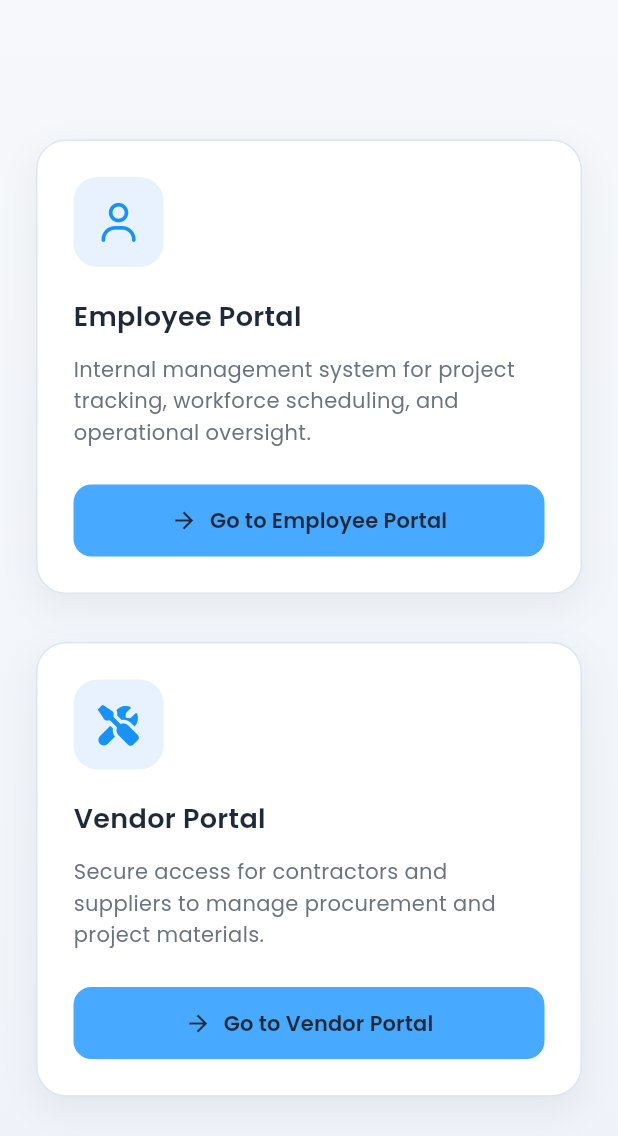
After one commit to ankitk611/llroombooker_app, a Flutter app: the PortalSelectionPage screen opened directly, on a phone screen of 412 x 824 dp. The commit adds this screen. Shown: the top 1136 px of the screen. Run offline on Flutter 3.47's test engine with Material 3 defaults, Android fonts, the phone set to English and light mode, and no system bars; our stand-ins replace font_awesome_flutter, google_fonts, lottie, shared_preferences, table_calendar, webview_flutter; accounts and stored records are empty.

Commit message:
webview created

```diff
--- a/lib/main.dart
+++ b/lib/main.dart
@@ -1,5 +1,6 @@
 import 'package:flutter/material.dart';
 import 'package:roombooker/core/constants/theme.dart';
+import 'package:roombooker/views/pages/my_profile.dart';
 import 'package:roombooker/views/splash_view.dart';
 
 
--- a/lib/views/pages/my_profile.dart
+++ b/lib/views/pages/my_profile.dart
@@ -5,6 +5,7 @@ import 'package:google_fonts/google_fonts.dart';
 import 'package:roombooker/core/constants/values.dart';
 import 'package:roombooker/views/pages/all_bookings_page.dart';
 import 'package:roombooker/views/pages/create_booking_page.dart';
+import 'package:roombooker/views/pages/web_view_page.dart';
 import 'package:roombooker/widgets/app_drawer.dart';
 import 'package:roombooker/widgets/navbar_widget.dart';
 import 'dart:convert';
@@ -128,6 +129,17 @@ class _ProfilePageState extends State<ProfilePage> {
     return Column(
       crossAxisAlignment: CrossAxisAlignment.start,
       children: [
+        //create button
+        ElevatedButton(
+          onPressed: () {
+            Navigator.push(
+              context,
+              MaterialPageRoute(builder: (context) => const WebViewPage()),
+            );
+          },
+          child: const Text("Open Web View"),
+        ),
+
         /// TOP ROW: Avatar + Name
         Row(
           mainAxisAlignment: MainAxisAlignment.spaceEvenly,
@@ -209,10 +221,8 @@ class _ProfilePageState extends State<ProfilePage> {
                   //   label: "Change Password",
                   //   onTap: () {},
                   // ),
-
                 ],
               ),
-
       ],
     );
   }
--- /dev/null
+++ b/lib/views/pages/portal_selection_page.dart
@@ -0,0 +1,158 @@
+import 'package:flutter/material.dart';
+import 'package:font_awesome_flutter/font_awesome_flutter.dart';
+import 'package:google_fonts/google_fonts.dart';
+import 'package:roombooker/core/constants/values.dart';
+
+class PortalSelectionPage extends StatelessWidget {
+  const PortalSelectionPage({super.key});
+
+  @override
+  Widget build(BuildContext context) {
+    return Scaffold(
+      backgroundColor: AppColors.background,
+      body: Container(
+        width: double.infinity,
+        decoration: const BoxDecoration(
+          gradient: LinearGradient(
+            colors: [
+              Color(0xFFF6F8FB),
+              Color(0xFFEFF3F9),
+            ],
+            begin: Alignment.topCenter,
+            end: Alignment.bottomCenter,
+          ),
+        ),
+        child: Center(
+          child: Padding(
+            padding: const EdgeInsets.symmetric(horizontal: 24),
+            child: Wrap(
+              spacing: 32,
+              runSpacing: 32,
+              alignment: WrapAlignment.center,
+              children: [
+                _portalCard(
+                  context: context,
+                  icon: FontAwesomeIcons.user,
+                  title: "Employee Portal",
+                  description:
+                      "Internal management system for project tracking, workforce scheduling, and operational oversight.",
+                  buttonText: "Go to Employee Portal",
+                  onPressed: () {
+                    // TODO: Navigate to employee login/dashboard
+                  },
+                ),
+                _portalCard(
+                  context: context,
+                  icon: FontAwesomeIcons.screwdriverWrench,
+                  title: "Vendor Portal",
+                  description:
+                      "Secure access for contractors and suppliers to manage procurement and project materials.",
+                  buttonText: "Go to Vendor Portal",
+                  onPressed: () {
+                    // TODO: Navigate to vendor login/dashboard
+                  },
+                ),
+              ],
+            ),
+          ),
+        ),
+      ),
+    );
+  }
+
+  Widget _portalCard({
+    required BuildContext context,
+    required IconData icon,
+    required String title,
+    required String description,
+    required String buttonText,
+    required VoidCallback onPressed,
+  }) {
+    return Container(
+      width: 380,
+      padding: const EdgeInsets.all(24),
+      decoration: BoxDecoration(
+        color: Colors.white,
+        borderRadius: BorderRadius.circular(20),
+        border: Border.all(color: AppColors.border),
+        boxShadow: [
+          BoxShadow(
+            color: Colors.black.withOpacity(0.06),
+            blurRadius: 20,
+            offset: const Offset(0, 8),
+          ),
+        ],
+      ),
+      child: Column(
+        crossAxisAlignment: CrossAxisAlignment.start,
+        children: [
+          /// Icon container
+          Container(
+            width: 60,
+            height: 60,
+            decoration: BoxDecoration(
+              color: AppColors.primaryLight,
+              borderRadius: BorderRadius.circular(16),
+            ),
+            child: Icon(
+              icon,
+              color: AppColors.primary,
+              size: 26,
+            ),
+          ),
+
+          const SizedBox(height: 20),
+
+          /// Title
+          Text(
+            title,
+            style: GoogleFonts.poppins(
+              fontSize: 18,
+              fontWeight: FontWeight.w600,
+              color: AppColors.textPrimary,
+            ),
+          ),
+
+          const SizedBox(height: 12),
+
+          /// Description
+          Text(
+            description,
+            style: GoogleFonts.poppins(
+              fontSize: 14,
+              fontWeight: FontWeight.w400,
+              color: AppColors.textSecondary,
+              height: 1.5,
+            ),
+          ),
+
+          const SizedBox(height: 24),
+
+          /// CTA Button
+          SizedBox(
+            width: double.infinity,
+            child: ElevatedButton.icon(
+              onPressed: onPressed,
+              icon: const Icon(Icons.arrow_forward),
+              label: Text(
+                buttonText,
+                style: GoogleFonts.poppins(
+                  fontWeight: FontWeight.w600,
+                ),
+              ),
+              style: ElevatedButton.styleFrom(
+                backgroundColor: AppColors.blueShade2,
+                foregroundColor: AppColors.textPrimary,
+                padding: const EdgeInsets.symmetric(vertical: 14),
+                shape: RoundedRectangleBorder(
+                  borderRadius: BorderRadius.circular(12),
+                ),
+                elevation: 0,
+              ),
+            ),
+          ),
+        ],
+      ),
+    );
+  }
+}
--- /dev/null
+++ b/lib/views/pages/web_view_page.dart
@@ -0,0 +1,33 @@
+import 'package:flutter/material.dart';
+import 'package:webview_flutter/webview_flutter.dart';
+
+class WebViewPage extends StatefulWidget {
+  const WebViewPage({super.key});
+
+  @override
+  State<WebViewPage> createState() => _WebViewPageState();
+}
+
+class _WebViewPageState extends State<WebViewPage> {
+  late final WebViewController controller;
+
+  @override
+  void initState() {
+    super.initState();
+    controller = WebViewController()
+      ..setJavaScriptMode(JavaScriptMode.unrestricted)
+      ..loadRequest(
+        Uri.parse('https://pmlprqa.epiksolution.org'),
+      );
+  }
+
+  @override
+  Widget build(BuildContext context) {
+    return Scaffold(
+      appBar: AppBar(
+        title: const Text("PM LPR QA"),
+      ),
+      body: WebViewWidget(controller: controller),
+    );
+  }
+}
--- a/pubspec.yaml
+++ b/pubspec.yaml
@@ -14,6 +14,7 @@ dependencies:
   lottie: ^3.3.2
   shared_preferences: ^2.5.4
   table_calendar: ^3.2.0
+  webview_flutter: ^4.7.0
 
 dev_dependencies:
   flutter_test:
```
Also changed, not shown: pubspec.lock. Lines whose indentation alone changed are shown as unchanged.
